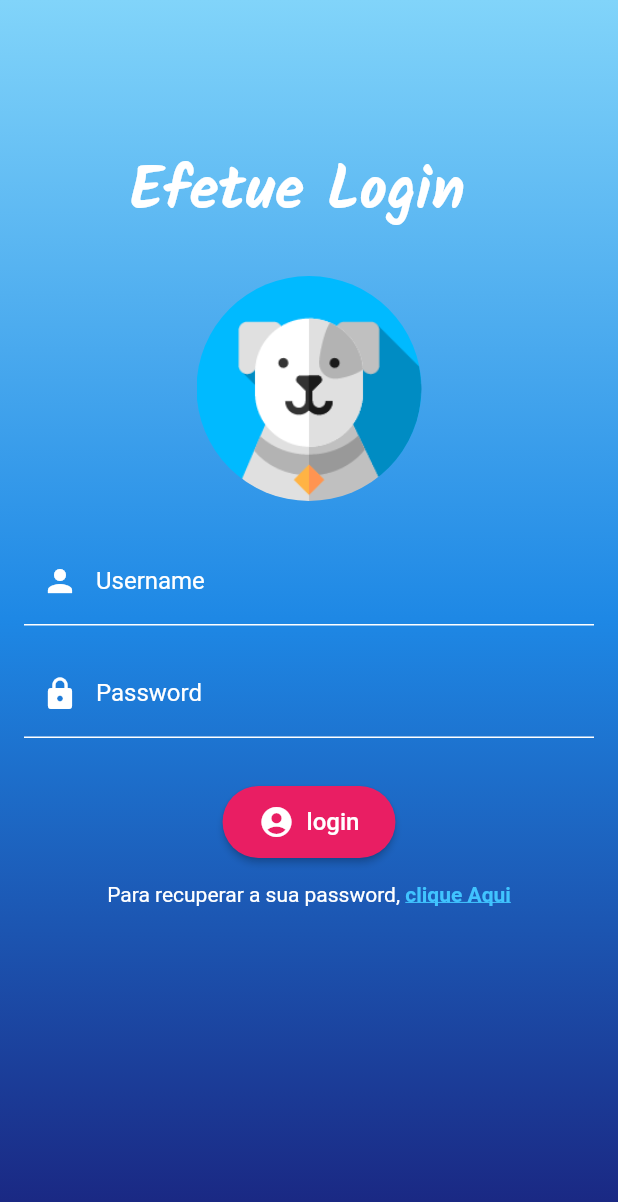
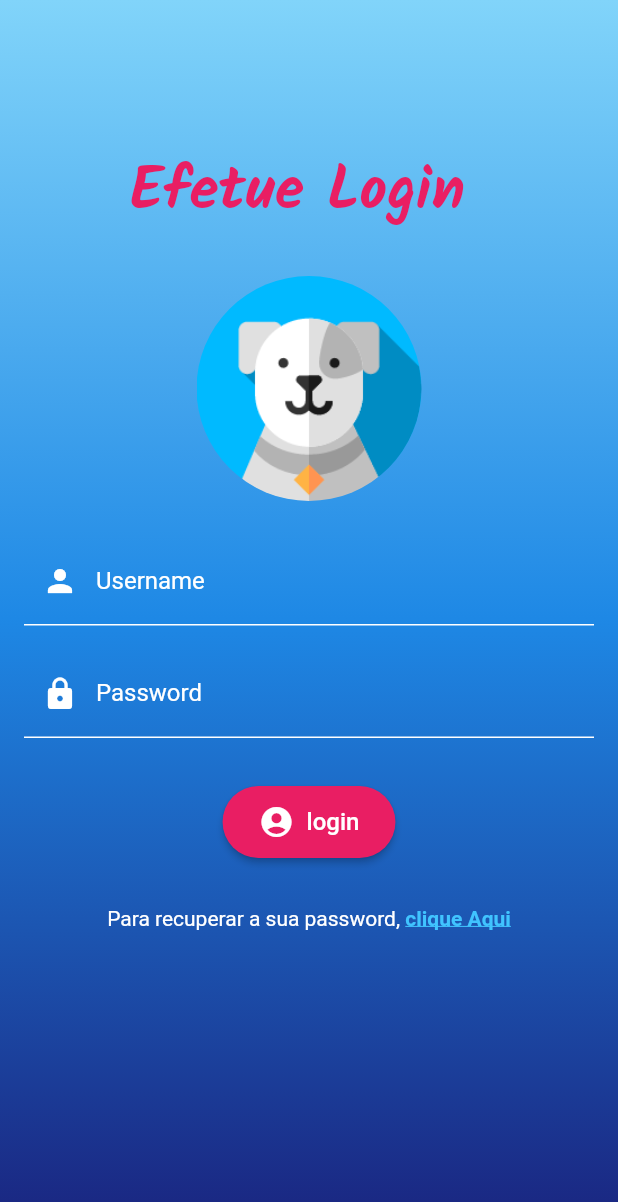
Before and after one commit to Rita-Borges/domus_buddies_web, a Flutter app: the LoginPage screen opened directly, on a phone screen of 412 x 824 dp. Shown: the top 1202 px of the screen. Run offline on Flutter 3.47's test engine with Material 2 defaults, Android fonts, the phone set to English and light mode, and no system bars.

Commit message:
this is a secure change

```diff
--- a/lib/login.dart
+++ b/lib/login.dart
@@ -1,10 +1,20 @@
 import 'package:flutter/gestures.dart';
 import 'package:flutter/material.dart';
+import 'package:flutter/gestures.dart';
 
+import 'RecoveryPage2.dart';
 import 'Registo.dart';
 
-class LoginPage extends StatelessWidget {
-  const LoginPage({Key? key});
+class LoginPage extends StatefulWidget {
+  const LoginPage({Key? key}) : super(key: key);
+
+  @override
+  _LoginPageState createState() => _LoginPageState();
+}
+
+class _LoginPageState extends State<LoginPage> {
+  bool _isHovering = false;
+
 
   @override
   Widget build(BuildContext context) {
@@ -30,7 +40,7 @@ class LoginPage extends StatelessWidget {
               const Text(
                 'Efetue Login ',
                 style: TextStyle(
-                  color: Colors.white,
+                  color: Colors.pink,
                   fontSize: 40.0,
                   fontWeight: FontWeight.bold,
                   fontFamily: 'Handwritten',
@@ -113,29 +123,43 @@ class LoginPage extends StatelessWidget {
               ),
 
               const SizedBox(height: 16.0),
-              RichText(
-                text: TextSpan(
+              const SizedBox(height: 16.0),
+              Expanded( // Wrap the Text.rich with Expanded to take full width
+                child: GestureDetector(
+                  onTapDown: (_) {
+                    setState(() {
+                      _isHovering = true;
+                    });
+                  },
+                  onTapCancel: () {
+                    setState(() {
+                      _isHovering = false;
+                    });
+                  },
+                  onTap: () {
+                    Navigator.push(
+                      context,
+                      MaterialPageRoute(
+                        builder: (context) => PasswordRecoveryPage2(),
+                      ),
+                    );
+                  },
+                  child: Text.rich(
+                    TextSpan(
                       text: 'Para recuperar a sua password, ',
                       style: const TextStyle(color: Colors.white),
                       children: [
                         TextSpan(
                           text: 'clique Aqui',
-                      style: const TextStyle(
+                          style: TextStyle(
                             fontWeight: FontWeight.bold,
-                        color: Colors.lightBlueAccent,
+                            color: _isHovering ? Colors.pink : Colors.lightBlueAccent,
                             decoration: TextDecoration.underline,
                         ),
-                      recognizer: TapGestureRecognizer()
-                        ..onTap = () {
-                          Navigator.push(
-                            context,
-                            MaterialPageRoute(
-                              builder: (context) => PositiveLogin(),
-                            ),
-                          );
-                        },
                       ),
                       ],
+                    ),
+                  ),
                 ),
               ),
             ],
@@ -145,6 +169,7 @@ class LoginPage extends StatelessWidget {
     );
   }
 }
+
 
 class PositiveLogin extends StatelessWidget {
   @override
@@ -163,7 +188,7 @@ class PasswordRecoveryPage extends StatelessWidget {
     return MaterialApp(
       title: 'Password Recovery Page',
       theme: ThemeData(),
-      home: PositiveLogin(),
+      home: PasswordRecoveryPage2(),
     );
   }
 }
--- a/lib/main.dart
+++ b/lib/main.dart
@@ -1,7 +1,9 @@
 import 'package:flutter/material.dart';
 
+import 'FeedPage.dart';
 import 'Home_PageWetherTest.dart';
 import 'RecoveryPage.dart';
+import 'RecoveryPage2.dart';
 
 void main() {
   runApp(const DomusBuddiesApp());
@@ -17,7 +19,7 @@ class DomusBuddiesApp extends StatelessWidget {
       theme: ThemeData(),
       //home: LoginPage(),
       //home: HomePageWeatherTest(),
-      home: PasswordRecoveryPage(),
+      home: NovidadesPage(),
     );
   }
 }
```
Also changed, not shown: lib/FeedPage.dart (+62 -54 lines), lib/RecoveryPage2.dart (added, +97 -0 lines). Lines whose indentation alone changed are shown as unchanged.
